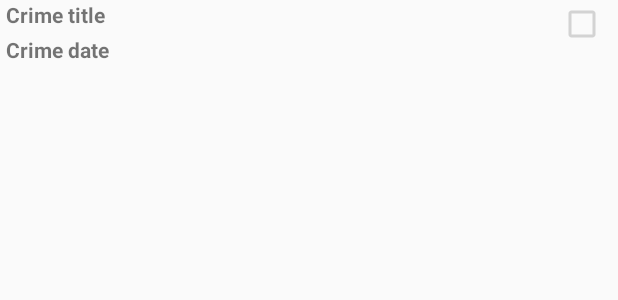
After one commit to kyleofori/CriminalIntent, an Android app: the layout list_item_crime.xml on its own in the app's theme, with its tools: preview values and no code run, on a phone screen of 412 x 824 dp. The commit adds this screen. Shown: the top 300 px of the screen. Run offline under Robolectric (Android 15) with nearby library versions, the phone set to English and light mode, and no system bars.

Commit message:
Through Listing 9.18: custom list item layout and creating adapter subclass

```diff
--- a/app/src/main/java/com/detroitlabs/kyleofori/criminalintent/CrimeListFragment.java
+++ b/app/src/main/java/com/detroitlabs/kyleofori/criminalintent/CrimeListFragment.java
@@ -33,4 +33,11 @@ public class CrimeListFragment extends ListFragment {
         Crime c = (Crime) (getListAdapter()).getItem(position);
         Log.d(TAG, c.getTitle() + " was clicked");
     }
+
+    private class CrimeAdapter extends ArrayAdapter<Crime> {
+
+        public CrimeAdapter(ArrayList<Crime> crimes) {
+            super(getActivity(), 0, crimes);
+        }
+    }
 }
--- /dev/null
+++ b/app/src/main/res/layout/list_item_crime.xml
@@ -0,0 +1,40 @@
+<?xml version="1.0" encoding="utf-8"?>
+<RelativeLayout xmlns:android="http://schemas.android.com/apk/res/android"
+                android:layout_width="match_parent"
+                android:layout_height="match_parent">
+
+    <CheckBox
+        android:id="@+id/crime_list_item_solvedCheckBox"
+        android:layout_width="wrap_content"
+        android:layout_height="wrap_content"
+        android:gravity="center"
+        android:layout_alignParentEnd="true"
+        android:enabled="false"
+        android:padding="4dp"
+        />
+
+    <TextView
+        android:id="@+id/crime_list_item_titleTextView"
+        android:layout_width="match_parent"
+        android:layout_height="wrap_content"
+        android:layout_toStartOf="@id/crime_list_item_solvedCheckBox"
+        android:textStyle="bold"
+        android:paddingLeft="4dp"
+        android:paddingRight="4dp"
+        android:text="Crime title"
+        />
+
+    <TextView
+        android:id="@+id/crime_list_item_dateTextView"
+        android:layout_width="match_parent"
+        android:layout_height="wrap_content"
+        android:layout_below="@id/crime_list_item_titleTextView"
+        android:layout_toStartOf="@id/crime_list_item_solvedCheckBox"
+        android:textStyle="bold"
+        android:paddingLeft="4dp"
+        android:paddingRight="4dp"
+        android:paddingTop="4dp"
+        android:text="Crime date"
+        />
+
+</RelativeLayout>
```
